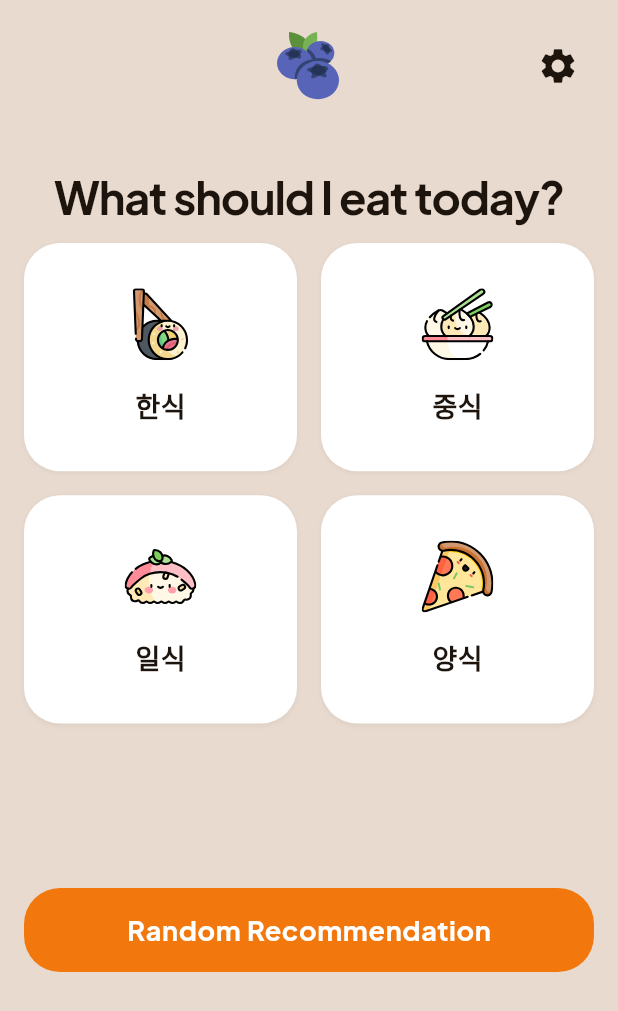
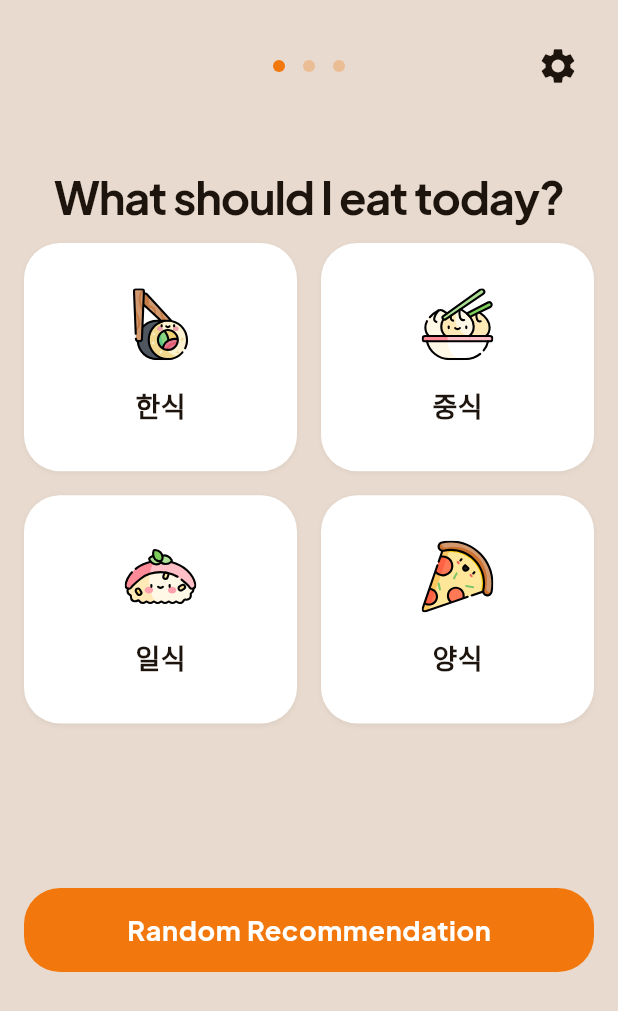
Before and after one commit to userkjb/Flutter_Project, a Flutter app: the screen it shows after launch, on a phone screen of 412 x 824 dp. Shown: the top 1011 px of the screen. Run offline on Flutter 3.47's test engine with Material 3 defaults, Android fonts, the phone set to English and light mode, and no system bars; our stand-ins replace easy_localization, firebase_core, firebase_crashlytics, flutter_riverpod, flutter_svg, google_fonts; accounts and stored records are empty.

Commit message:
feat: 음식 추천 메인 화면에 진행 표시 점 3개 추가
- 블루베리 이미지를 진행 표시 점 3개로 변경
  - 왼쪽 점: 100% 밝기 (첫 번째 화면 표시)
  - 가운데, 오른쪽 점: 30% 투명도
- 설정 아이콘 레이아웃 개선
  - Stack에 명시적 높이(48px) 추가하여 아이콘 잘림 방지
  - 패딩 조정으로 화면 밖 overflow 방지
- flutter_svg import 제거 (미사용)

🤖 Generated with [Claude Code](https://claude.com/claude-code)

Co-Authored-By: Claude <noreply@anthropic.com>

```diff
--- a/lib/features/food_recommendation/screens/food_recommendation_screen.dart
+++ b/lib/features/food_recommendation/screens/food_recommendation_screen.dart
@@ -1,7 +1,6 @@
 import 'package:easy_localization/easy_localization.dart';
 import 'package:flutter/material.dart';
 import 'package:flutter_riverpod/flutter_riverpod.dart';
-import 'package:flutter_svg/flutter_svg.dart';
 
 import 'package:template/core/themes/app_colors.dart';
 import 'package:template/core/themes/app_typography.dart';
@@ -27,24 +26,51 @@ class FoodRecommendationScreen extends ConsumerWidget {
         child: SingleChildScrollView(
           child: Column(
             children: [
-              // 상단 설정 버튼 및 이미지 영역
-              Stack(
+              // 상단 설정 버튼 및 점 3개 영역
+              Padding(
+                padding: const EdgeInsets.symmetric(vertical: 20, horizontal: 16),
+                child: SizedBox(
+                  height: 48,
+                  child: Stack(
                     children: [
-                  // 중앙 이미지
-                  Padding(
-                    padding: const EdgeInsets.symmetric(vertical: 20),
-                    child: Center(
-                      child: SvgPicture.asset(
-                        'assets/blueberry.svg',
-                        width: 48,
-                        height: 48,
+                      // 중앙 점 3개
+                      Center(
+                        child: Row(
+                          mainAxisAlignment: MainAxisAlignment.center,
+                          children: [
+                            Container(
+                              width: 8,
+                              height: 8,
+                              decoration: const BoxDecoration(
+                                color: Color(0xFFF2780D),
+                                shape: BoxShape.circle,
                               ),
+                            ),
+                            const SizedBox(width: 12),
+                            Container(
+                              width: 8,
+                              height: 8,
+                              decoration: BoxDecoration(
+                                color: const Color(0xFFF2780D).withValues(alpha: 0.3),
+                                shape: BoxShape.circle,
+                              ),
+                            ),
+                            const SizedBox(width: 12),
+                            Container(
+                              width: 8,
+                              height: 8,
+                              decoration: BoxDecoration(
+                                color: const Color(0xFFF2780D).withValues(alpha: 0.3),
+                                shape: BoxShape.circle,
+                              ),
+                            ),
+                          ],
                         ),
                       ),
                       // 우측 상단 설정 버튼
                       Positioned(
-                    top: 20,
-                    right: 16,
+                        top: 0,
+                        right: 0,
                         child: IconButton(
                           icon: Icon(
                             Icons.settings,
@@ -62,6 +88,8 @@ class FoodRecommendationScreen extends ConsumerWidget {
                         ),
                       ),
                     ],
+                  ),
+                ),
               ),
 
               // 제목
```
Lines whose indentation alone changed are shown as unchanged.
